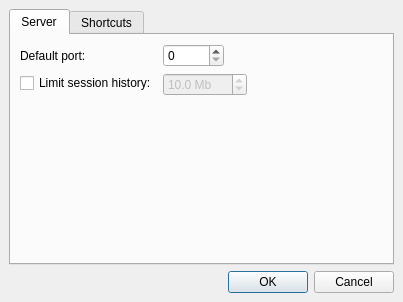
Before: the Qt Designer form src/client/ui/settings.ui in drawpile/Drawpile, drawn with Qt 5.
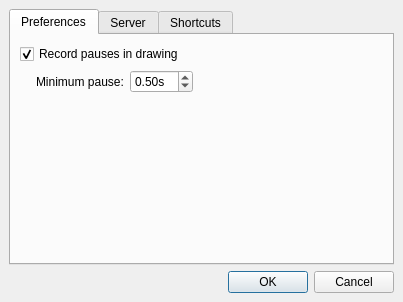
After: the same form once the commit is applied.

```diff
--- a/src/client/ui/settings.ui
+++ b/src/client/ui/settings.ui
@@ -34,6 +34,90 @@
      <property name="currentIndex">
       <number>0</number>
      </property>
+     <widget class="QWidget" name="tab_3">
+      <attribute name="title">
+       <string>Preferences</string>
+      </attribute>
+      <layout class="QVBoxLayout" name="verticalLayout">
+       <item>
+        <widget class="QCheckBox" name="recordpause">
+         <property name="text">
+          <string>Record pauses in drawing</string>
+         </property>
+         <property name="checked">
+          <bool>true</bool>
+         </property>
+        </widget>
+       </item>
+       <item>
+        <layout class="QHBoxLayout" name="horizontalLayout_4">
+         <item>
+          <spacer name="horizontalSpacer_3">
+           <property name="orientation">
+            <enum>Qt::Horizontal</enum>
+           </property>
+           <property name="sizeType">
+            <enum>QSizePolicy::Minimum</enum>
+           </property>
+           <property name="sizeHint" stdset="0">
+            <size>
+             <width>16</width>
+             <height>20</height>
+            </size>
+           </property>
+          </spacer>
+         </item>
+         <item>
+          <layout class="QFormLayout" name="formLayout_2">
+           <item row="0" column="0">
+            <widget class="QLabel" name="label_2">
+             <property name="text">
+              <string>Minimum pause:</string>
+             </property>
+            </widget>
+           </item>
+           <item row="0" column="1">
+            <layout class="QHBoxLayout" name="horizontalLayout_3">
+             <item>
+              <widget class="QDoubleSpinBox" name="minimumpause">
+               <property name="suffix">
+                <string>s</string>
+               </property>
+               <property name="minimum">
+                <double>0.030000000000000</double>
+               </property>
+               <property name="maximum">
+                <double>60.000000000000000</double>
+               </property>
+               <property name="singleStep">
+                <double>0.100000000000000</double>
+               </property>
+               <property name="value">
+                <double>0.500000000000000</double>
+               </property>
+              </widget>
+             </item>
+             <item>
+              <spacer name="horizontalSpacer_2">
+               <property name="orientation">
+                <enum>Qt::Horizontal</enum>
+               </property>
+               <property name="sizeHint" stdset="0">
+                <size>
+                 <width>40</width>
+                 <height>20</height>
+                </size>
+               </property>
+              </spacer>
+             </item>
+            </layout>
+           </item>
+          </layout>
+         </item>
+        </layout>
+       </item>
+      </layout>
+     </widget>
      <widget class="QWidget" name="tab">
       <attribute name="title">
        <string>Server</string>
```
Left out of the diff: 16 changed lines with no effect on the pictures.
